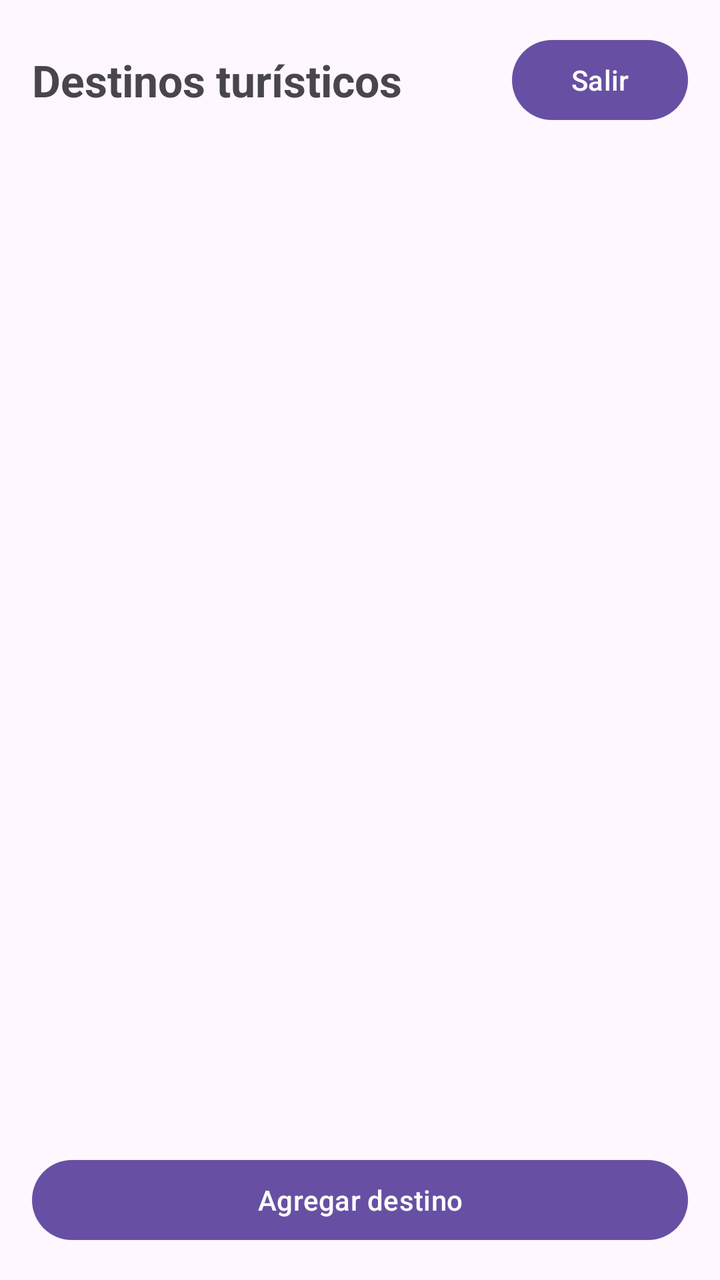
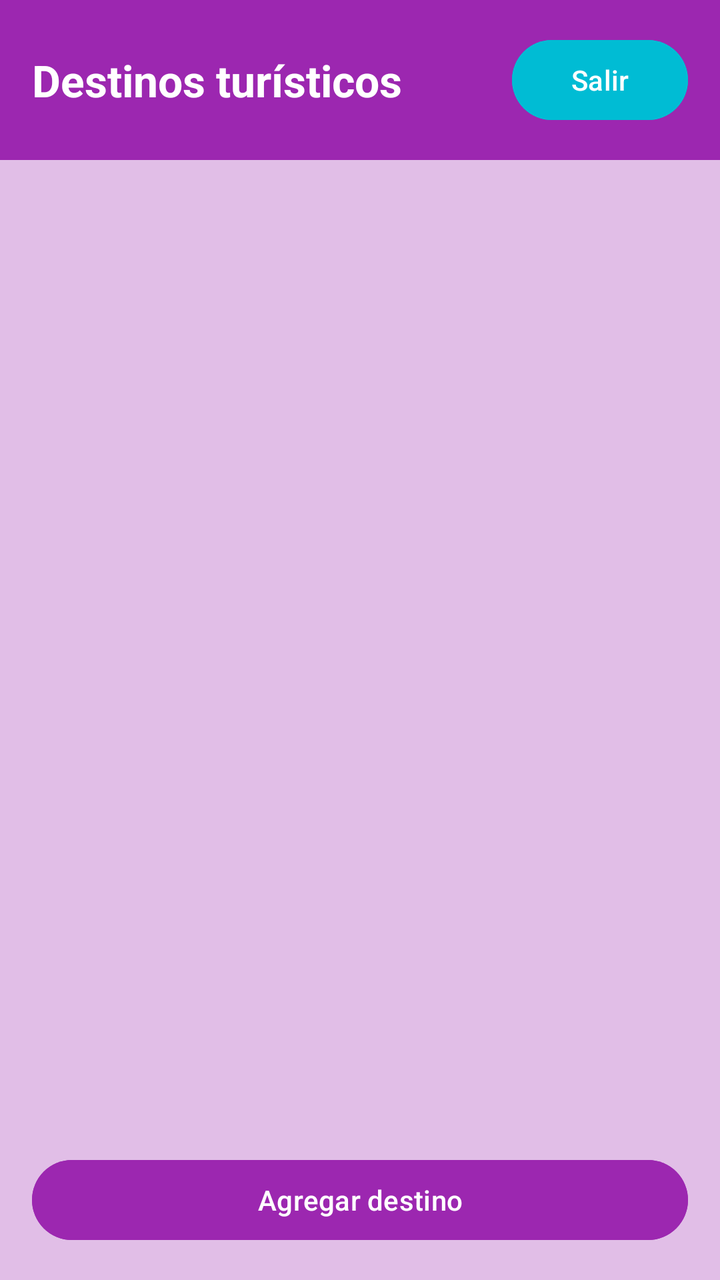

Compare the two renders of this Android layout. The source of the first and the diff that turns it into the second are given below.
<!-- AndroidManifest.xml: application theme Theme.Desafio2DSM -->
<!-- res/layout/activity_main.xml -->
<?xml version="1.0" encoding="utf-8"?>
<LinearLayout
    xmlns:android="http://schemas.android.com/apk/res/android"
    android:layout_width="match_parent"
    android:layout_height="match_parent"
    android:orientation="vertical">

    <LinearLayout
        android:layout_width="match_parent"
        android:layout_height="wrap_content"
        android:orientation="horizontal"
        android:gravity="center_vertical"
        android:padding="16dp">

        <TextView
            android:layout_width="0dp"
            android:layout_height="wrap_content"
            android:layout_weight="1"
            android:text="Destinos turísticos"
            android:textSize="22sp"
            android:textStyle="bold" />

        <Button
            android:id="@+id/btnCerrarSesion"
            android:layout_width="wrap_content"
            android:layout_height="wrap_content"
            android:text="Salir" />

    </LinearLayout>

    <androidx.recyclerview.widget.RecyclerView
        android:id="@+id/recyclerDestinos"
        android:layout_width="match_parent"
        android:layout_height="0dp"
        android:layout_weight="1"
        android:padding="8dp" />

    <Button
        android:id="@+id/btnAgregarDestino"
        android:layout_width="match_parent"
        android:layout_height="wrap_content"
        android:text="Agregar destino"
        android:layout_margin="16dp" />

</LinearLayout>
<!-- resources referenced by this layout -->
<resources>
  <style name="Theme.Desafio2DSM" parent="Base.Theme.Desafio2DSM" />
  <style name="Base.Theme.Desafio2DSM" parent="Theme.Material3.DayNight.NoActionBar">
          
          
      </style>
</resources>

<!-- the commit's change to res/layout/activity_main.xml (unified diff, before → after) -->
@@ -3,28 +3,33 @@
     xmlns:android="http://schemas.android.com/apk/res/android"
     android:layout_width="match_parent"
     android:layout_height="match_parent"
-    android:orientation="vertical">
+    android:orientation="vertical"
+    android:background="@color/purple_light">
 
     <LinearLayout
         android:layout_width="match_parent"
         android:layout_height="wrap_content"
         android:orientation="horizontal"
         android:gravity="center_vertical"
-        android:padding="16dp">
+        android:background="@color/purple_primary"
+        android:padding="@dimen/padding_medium">
 
         <TextView
             android:layout_width="0dp"
             android:layout_height="wrap_content"
             android:layout_weight="1"
-            android:text="Destinos turísticos"
-            android:textSize="22sp"
-            android:textStyle="bold" />
+            android:text="@string/destinos_turisticos"
+            android:textSize="@dimen/text_large"
+            android:textStyle="bold"
+            android:textColor="@color/text_icons" />
 
         <Button
             android:id="@+id/btnCerrarSesion"
             android:layout_width="wrap_content"
             android:layout_height="wrap_content"
-            android:text="Salir" />
+            android:text="@string/salir"
+            android:textColor="@color/text_icons"
+            android:backgroundTint="@color/accent" />
 
     </LinearLayout>
 
@@ -33,13 +38,15 @@
         android:layout_width="match_parent"
         android:layout_height="0dp"
         android:layout_weight="1"
-        android:padding="8dp" />
+        android:padding="@dimen/padding_small" />
 
     <Button
         android:id="@+id/btnAgregarDestino"
         android:layout_width="match_parent"
         android:layout_height="wrap_content"
-        android:text="Agregar destino"
-        android:layout_margin="16dp" />
+        android:text="@string/agregar_destino"
+        android:textColor="@color/text_icons"
+        android:backgroundTint="@color/purple_primary"
+        android:layout_margin="@dimen/margin_medium" />
 
 </LinearLayout>
<!-- resource entries referenced after the edit -->
@@ -1,5 +1,16 @@
 <!-- resources referenced by this layout -->
 <resources>
+  <color name="accent">#00BCD4</color>
+  <color name="purple_light">#E1BEE7</color>
+  <color name="purple_primary">#9C27B0</color>
+  <color name="text_icons">#FFFFFF</color>
+  <dimen name="margin_medium">16dp</dimen>
+  <dimen name="padding_medium">16dp</dimen>
+  <dimen name="padding_small">8dp</dimen>
+  <dimen name="text_large">22sp</dimen>
+  <string name="agregar_destino">Agregar destino</string>
+  <string name="destinos_turisticos">Destinos turísticos</string>
+  <string name="salir">Salir</string>
   <style name="Theme.Desafio2DSM" parent="Base.Theme.Desafio2DSM" />
   <style name="Base.Theme.Desafio2DSM" parent="Theme.Material3.DayNight.NoActionBar">
           
